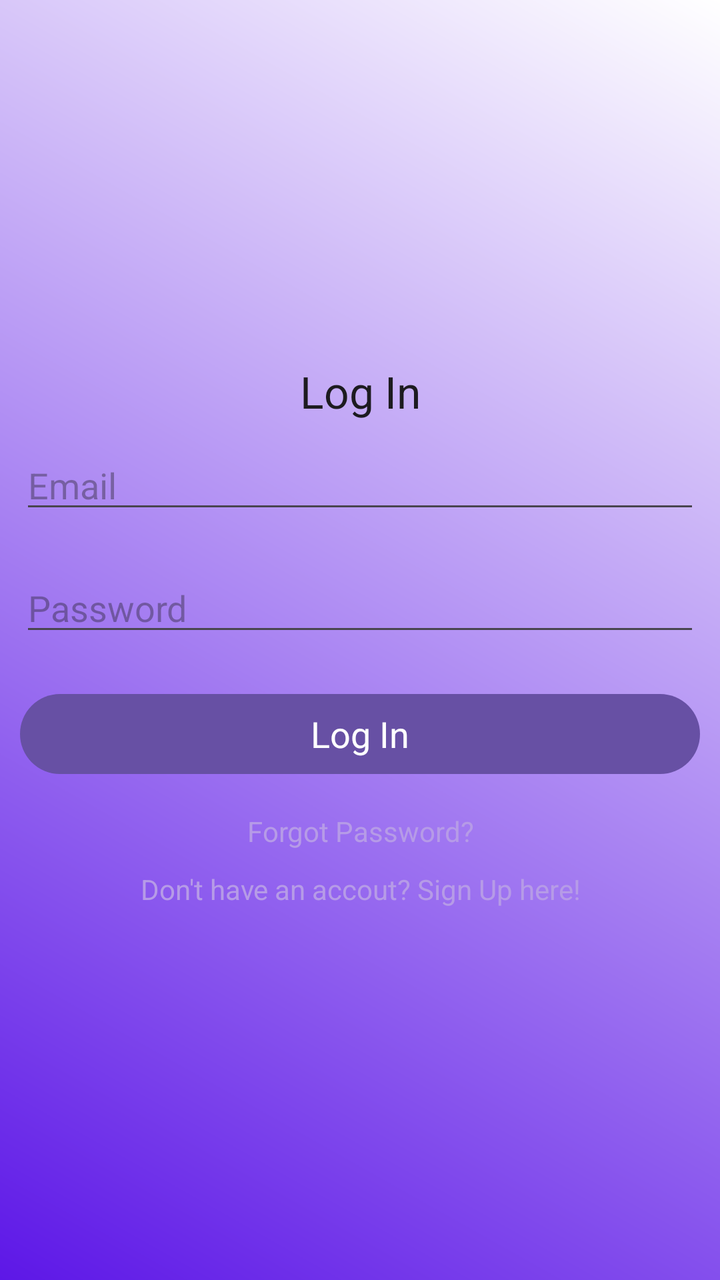
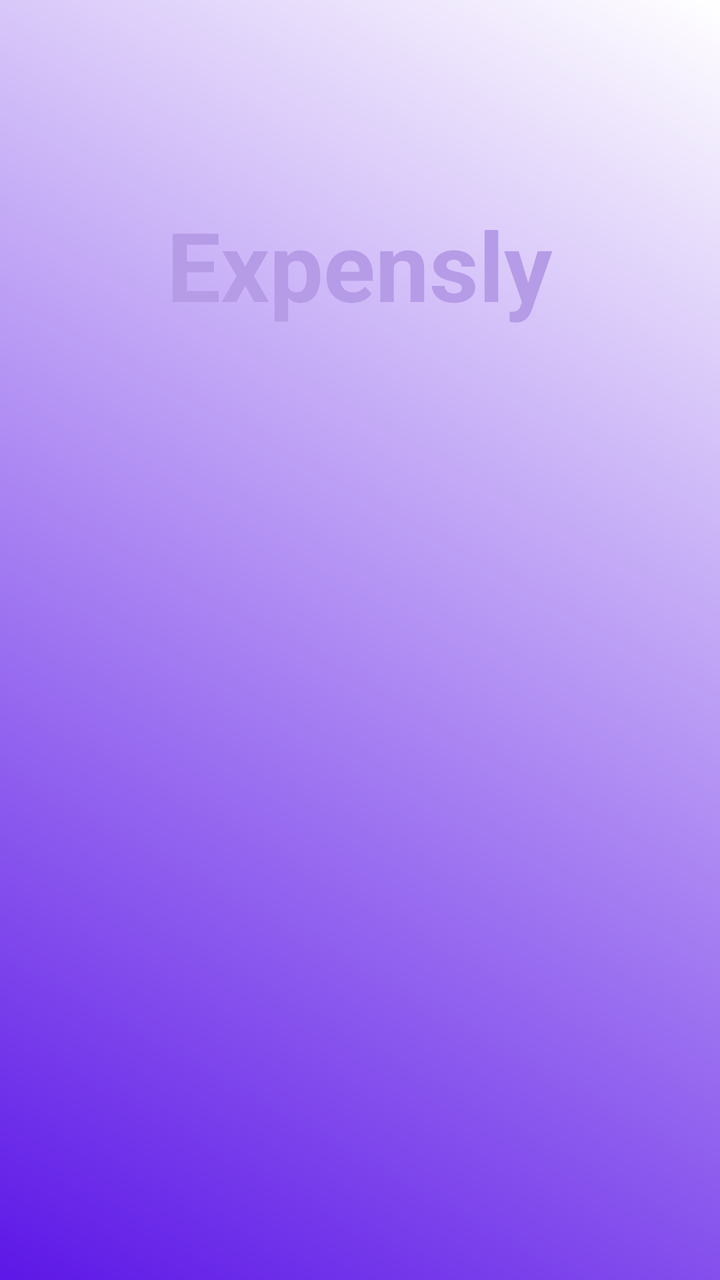

Before-and-after screenshots of an Android layout around one commit, followed by the original layout XML and the change that was made.
<!-- AndroidManifest.xml: application theme Theme.Expensly -->
<!-- res/layout/activity_login.xml -->
<?xml version="1.0" encoding="utf-8"?>
<LinearLayout xmlns:android="http://schemas.android.com/apk/res/android"
    xmlns:app="http://schemas.android.com/apk/res-auto"
    xmlns:tools="http://schemas.android.com/tools"
    android:id="@+id/main"
    android:layout_width="match_parent"
    android:layout_height="match_parent"
    android:orientation="vertical"
    android:gravity="center"
    android:background="@drawable/background_color"
    tools:context=".MainActivity">

    <ScrollView
        android:layout_height="wrap_content"
        android:layout_width="match_parent">

        <LinearLayout
            android:layout_height="wrap_content"
            android:layout_width="match_parent"
            android:orientation="vertical"
            android:gravity="center">

            <TextView
                android:layout_height="wrap_content"
                android:layout_width="match_parent"
                android:text="Log In"
                android:gravity="center"
                android:textAppearance="?android:textAppearanceLarge"
                />
            <EditText
                android:layout_height="wrap_content"
                android:layout_width="match_parent"
                android:layout_margin="10dp"
                android:hint="Email"
                android:id="@+id/email_login"
                />
            <EditText
                android:layout_height="wrap_content"
                android:layout_width="match_parent"
                android:layout_margin="10dp"
                android:hint="Password"
                android:id="@+id/password_login"
                />
            <Button
                android:layout_height="wrap_content"
                android:layout_width="match_parent"
                android:layout_margin="10dp"
                android:text="Log In"
                android:id="@+id/btn_login"
                android:textAppearance="@android:style/TextAppearance.Medium"
                />

            <TextView
                android:layout_width="match_parent"
                android:layout_height="wrap_content"
                android:gravity="center"
                android:id="@+id/forgot_password"
                android:text="Forgot Password?"
                android:textColor="@color/white"
                android:padding="5dp"

                />

            <TextView
                android:layout_width="match_parent"
                android:layout_height="wrap_content"
                android:gravity="center"
                android:id="@+id/signup"
                android:text="Don't have an accout? Sign Up here!"
                android:textColor="@color/white"
                android:padding="5dp"

                />

        </LinearLayout>



    </ScrollView>



</LinearLayout>
<!-- resources referenced by this layout -->
<resources>
  <color name="white">#B69BE7</color>
  <!-- drawable background_color (drawable) -->
  <?xml version="1.0" encoding="utf-8"?>
  
  <shape xmlns:android="http://schemas.android.com/apk/res/android">
  
      <gradient android:angle="45"
          android:startColor="#5D17E7"
          android:endColor="#FFFFFF"/>
  </shape>
  <style name="Theme.Expensly" parent="Base.Theme.Expensly" />
  <style name="Base.Theme.Expensly" parent="Theme.Material3.DayNight.NoActionBar">
          
          
      </style>
</resources>

<!-- the commit's change to res/layout/activity_login.xml (unified diff, before → after) -->
@@ -2,82 +2,99 @@
 <LinearLayout xmlns:android="http://schemas.android.com/apk/res/android"
     xmlns:app="http://schemas.android.com/apk/res-auto"
     xmlns:tools="http://schemas.android.com/tools"
-    android:id="@+id/main"
+    android:id="@+id/login_root"
     android:layout_width="match_parent"
     android:layout_height="match_parent"
     android:orientation="vertical"
-    android:gravity="center"
     android:background="@drawable/background_color"
-    tools:context=".MainActivity">
+    tools:context=".expensly.LoginActivity">
+
+    <TextView
+        android:id="@+id/tv_logo_expensly"
+        android:layout_width="wrap_content"
+        android:layout_height="wrap_content"
+        android:layout_gravity="center_horizontal"
+        android:layout_marginTop="100dp"
+        android:text="Expensly"
+        android:textColor="@color/white"
+        android:textSize="48sp"
+        android:textStyle="bold" />
 
     <ScrollView
-        android:layout_height="wrap_content"
-        android:layout_width="match_parent">
+        android:id="@+id/login_form_scroll"
+        android:layout_width="match_parent"
+        android:layout_height="match_parent"
+        android:visibility="invisible"
+        android:alpha="0">
 
         <LinearLayout
+            android:layout_width="match_parent"
             android:layout_height="wrap_content"
-            android:layout_width="match_parent"
             android:orientation="vertical"
+            android:padding="32dp"
             android:gravity="center">
 
-            <TextView
+            <com.google.android.material.textfield.TextInputLayout
+                android:id="@+id/til_email_login"
+                android:layout_width="match_parent"
                 android:layout_height="wrap_content"
+                android:layout_marginBottom="16dp"
+                android:hint="Email"
+                style="@style/Widget.MaterialComponents.TextInputLayout.OutlinedBox">
+
+                <com.google.android.material.textfield.TextInputEditText
+                    android:id="@+id/email_login"
+                    android:layout_width="match_parent"
+                    android:layout_height="wrap_content"
+                    android:inputType="textEmailAddress" />
+
+            </com.google.android.material.textfield.TextInputLayout>
+
+            <com.google.android.material.textfield.TextInputLayout
+                android:id="@+id/til_password_login"
                 android:layout_width="match_parent"
+                android:layout_height="wrap_content"
+                android:layout_marginBottom="24dp"
+                android:hint="Password"
+                app:passwordToggleEnabled="true"
+                style="@style/Widget.MaterialComponents.TextInputLayout.OutlinedBox">
+
+                <com.google.android.material.textfield.TextInputEditText
+                    android:id="@+id/password_login"
+                    android:layout_width="match_parent"
+                    android:layout_height="wrap_content"
+                    android:inputType="textPassword" />
+
+            </com.google.android.material.textfield.TextInputLayout>
+
+            <Button
+                android:id="@+id/btn_login"
+                android:layout_width="match_parent"
+                android:layout_height="60dp"
                 android:text="Log In"
-                android:gravity="center"
-                android:textAppearance="?android:textAppearanceLarge"
-                />
-            <EditText
-                android:layout_height="wrap_content"
-                android:layout_width="match_parent"
-                android:layout_margin="10dp"
-                android:hint="Email"
-                android:id="@+id/email_login"
-                />
-            <EditText
-                android:layout_height="wrap_content"
-                android:layout_width="match_parent"
-                android:layout_margin="10dp"
-                android:hint="Password"
-                android:id="@+id/password_login"
-                />
-            <Button
-                android:layout_height="wrap_content"
-                android:layout_width="match_parent"
-                android:layout_margin="10dp"
-                android:text="Log In"
-                android:id="@+id/btn_login"
-                android:textAppearance="@android:style/TextAppearance.Medium"
-                />
+                android:textAllCaps="false"
+                android:textSize="18sp"
+                android:backgroundTint="#BB86FC" />
 
             <TextView
-                android:layout_width="match_parent"
+                android:id="@+id/forgot_password"
+                android:layout_width="wrap_content"
                 android:layout_height="wrap_content"
-                android:gravity="center"
-                android:id="@+id/forgot_password"
+                android:layout_marginTop="24dp"
                 android:text="Forgot Password?"
                 android:textColor="@color/white"
-                android:padding="5dp"
-
-                />
+                android:padding="8dp" />
 
             <TextView
-                android:layout_width="match_parent"
+                android:id="@+id/signup"
+                android:layout_width="wrap_content"
                 android:layout_height="wrap_content"
-                android:gravity="center"
-                android:id="@+id/signup"
-                android:text="Don't have an accout? Sign Up here!"
+                android:layout_marginTop="8dp"
+                android:text="Don't have an account? Sign Up"
                 android:textColor="@color/white"
-                android:padding="5dp"
-
-                />
+                android:padding="8dp" />
 
         </LinearLayout>
-
-
-
     </ScrollView>
 
-
-
 </LinearLayout>
